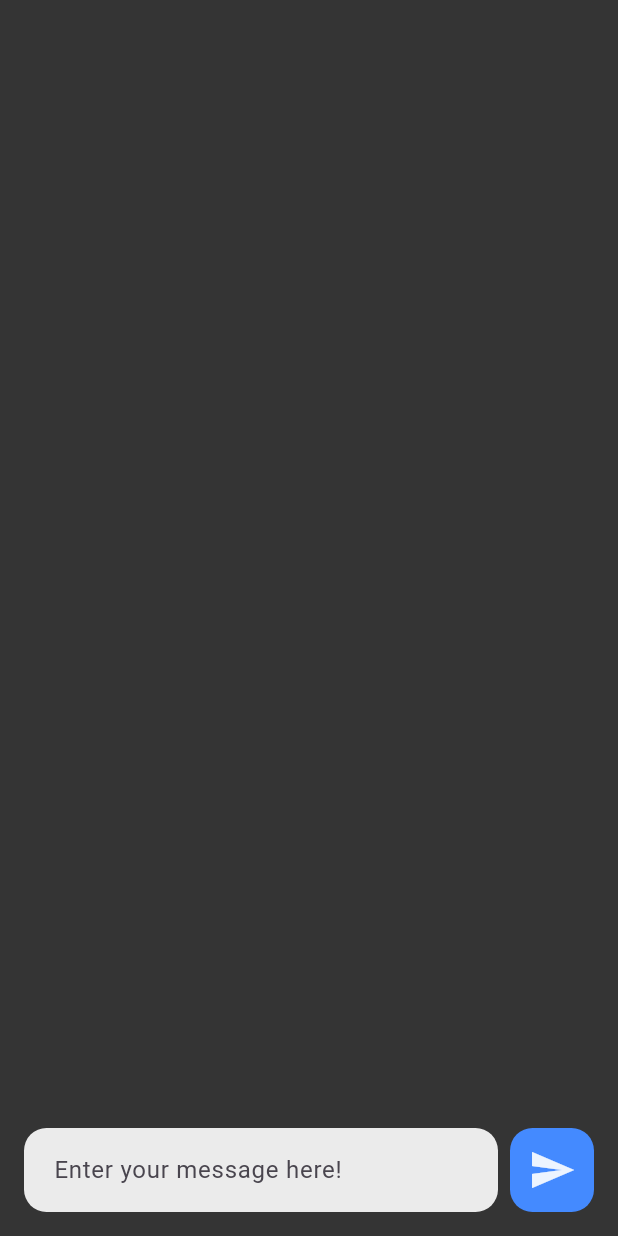
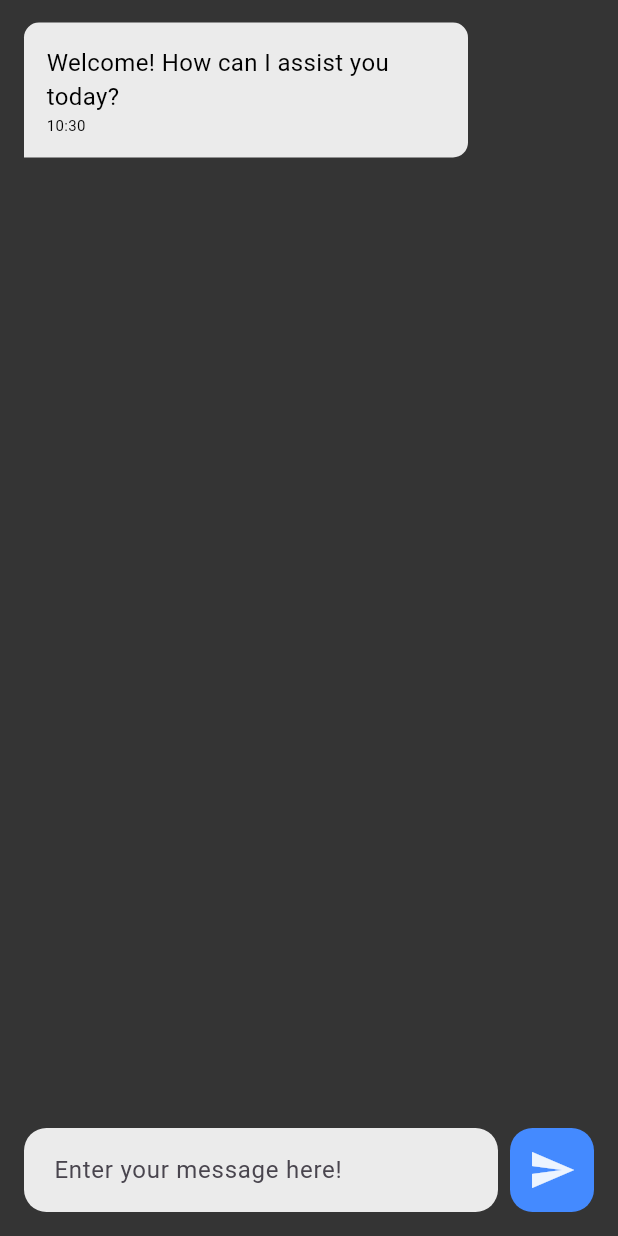
Before and after one commit to Alnur17/gemini_chat_app, a Flutter app: the screen it shows after launch, on a phone screen of 412 x 824 dp. Run offline on Flutter 3.47's test engine with Material 3 defaults, Android fonts, the phone set to English and light mode, and no system bars; drawn by our look-alikes of flutter_markdown; our stand-ins replace google_generative_ai.

Commit message:
add message
welcome message added

```diff
--- a/lib/screen/chat_screen.dart
+++ b/lib/screen/chat_screen.dart
@@ -25,6 +25,11 @@ class _ChatScreenState extends State<ChatScreen> {
     super.initState();
     model = GenerativeModel(model: 'gemini-pro', apiKey: apiKey);
     _scrollController = ScrollController();
+    _addMessage(
+      isUser: false,
+      message: "Welcome! How can I assist you today?",
+    );
+
   }
 
   @override
@@ -82,10 +87,10 @@ class _ChatScreenState extends State<ChatScreen> {
 
   @override
   Widget build(BuildContext context) {
-    return SafeArea(
-      child: Scaffold(
-        backgroundColor: backgroundColor,
-        body: Column(
+    return Scaffold(
+      backgroundColor: backgroundColor,
+      body: SafeArea(
+        child: Column(
           mainAxisAlignment: MainAxisAlignment.end,
           children: [
             Expanded(
--- a/lib/screen/message.dart
+++ b/lib/screen/message.dart
@@ -51,6 +51,8 @@ class Messages extends StatelessWidget {
       ),
     );
   }
+
+
   Future<void> _launchURL(String url) async {
     final Uri uri = Uri.parse(url);
     print('Launching URL: $uri');
```
